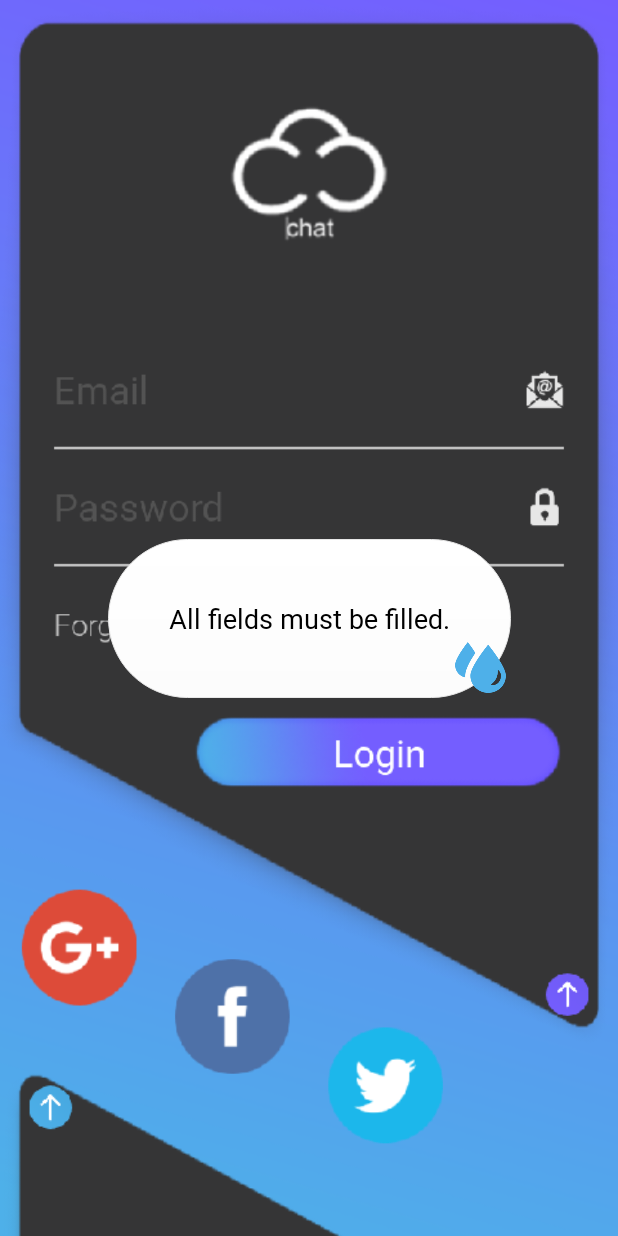
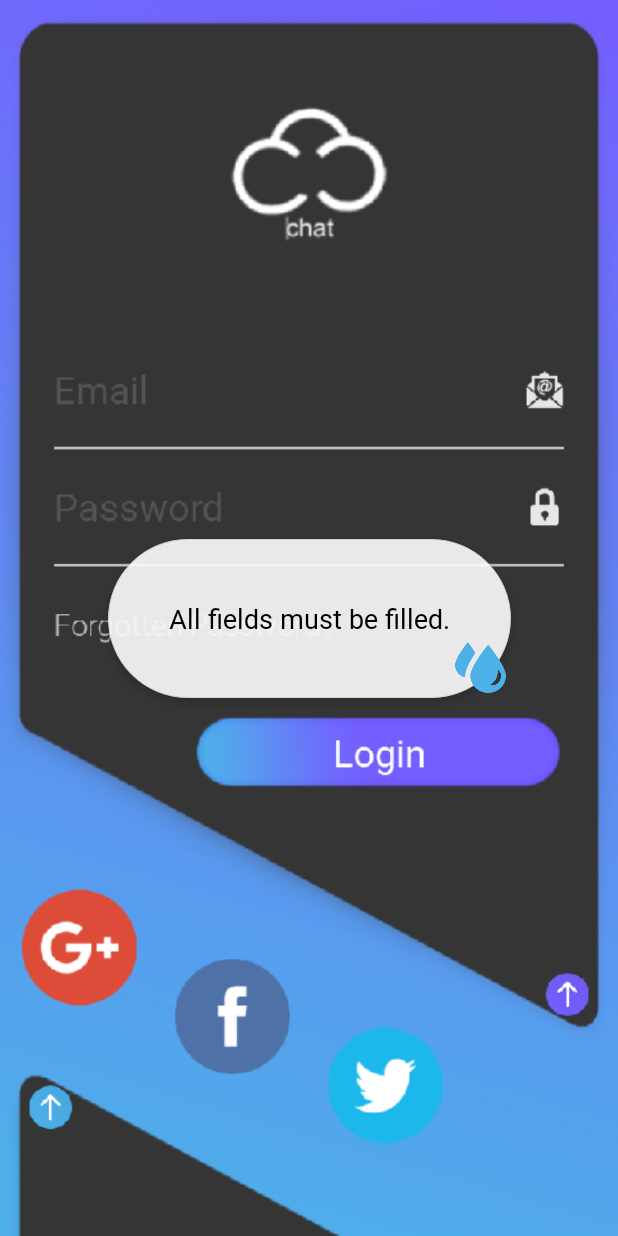
Before and after one commit to angelzbg/ClouderChat, an Android app: the screen it shows after launch (LoginRegisterActivity), after a tap on "Login", on a phone screen of 412 x 824 dp. Run offline under Robolectric (Android 15) with nearby library versions, the light colour scheme and no system bars; our stand-ins replace Firebase (no records; nobody signed in at launch, a user with empty details on screens opened directly).

Commit message:
little fix

```diff
--- a/app/src/main/java/angelzani/clouderchat/LoginRegisterActivity.java
+++ b/app/src/main/java/angelzani/clouderchat/LoginRegisterActivity.java
@@ -286,12 +286,20 @@ public class LoginRegisterActivity extends AppCompatActivity {
         animationLoading = (AnimationDrawable) findViewById(R.id.logreg_IV_Loading).getBackground();
 
         //Info Layout
-        GradientDrawable gdInfoBoxBack = new GradientDrawable(GradientDrawable.Orientation.TOP_BOTTOM, new int[] {0xFFFFFFFF,0xFFFCFCFC});
+        GradientDrawable gdInfoBoxBack = new GradientDrawable();
+        gdInfoBoxBack.setColor(ContextCompat.getColor(this, R.color.white));
         gdInfoBoxBack.setShape(GradientDrawable.RECTANGLE);
         gdInfoBoxBack.setCornerRadius(height/10);
         gdInfoBoxBack.setStroke(height/800, ContextCompat.getColor(this, R.color.gui_text_whitish));
+        gdInfoBoxBack.setAlpha(229); // 90%
         findViewById(R.id.logreg_CL_InfoWrap).setBackground(gdInfoBoxBack);
         findViewById(R.id.logreg_IB_InfoClose).setOnClickListener(new View.OnClickListener() {
+            @Override
+            public void onClick(View v) {
+                hideInfo();
+            }
+        });
+        findViewById(R.id.logreg_CL_InfoWrap).setOnClickListener(new View.OnClickListener() {
             @Override
             public void onClick(View v) {
                 hideInfo();
--- a/app/src/main/res/layout/activity_login_register.xml
+++ b/app/src/main/res/layout/activity_login_register.xml
@@ -533,7 +533,8 @@
             android:id="@+id/logreg_CL_InfoWrap"
             android:layout_width="wrap_content"
             android:layout_height="wrap_content"
-            android:background="@color/white"
+            android:background="@color/white90transp"
+            android:elevation="4dp"
             app:layout_constraintBottom_toBottomOf="parent"
             app:layout_constraintEnd_toEndOf="parent"
             app:layout_constraintStart_toStartOf="parent"
@@ -566,6 +567,7 @@
             android:background="@color/transparent"
             android:scaleType="fitXY"
             android:tint="@color/blue_hex1"
+            android:elevation="5dp"
             app:layout_constraintBottom_toBottomOf="@+id/logreg_CL_InfoWrap"
             app:layout_constraintEnd_toEndOf="@+id/logreg_CL_InfoWrap"
             app:srcCompat="@drawable/droplets" />
--- a/app/src/main/res/values/colors.xml
+++ b/app/src/main/res/values/colors.xml
@@ -5,6 +5,7 @@
     <color name="colorAccent">#858888</color>
 
     <color name="white">#FFFFFF</color>
+    <color name="white90transp">#E6FFFFFF</color>
     <color name="black">#000000</color>
     <color name="black_transparent1">#C3000000</color>
     <color name="violet_hex1">#745EFF</color>
```
